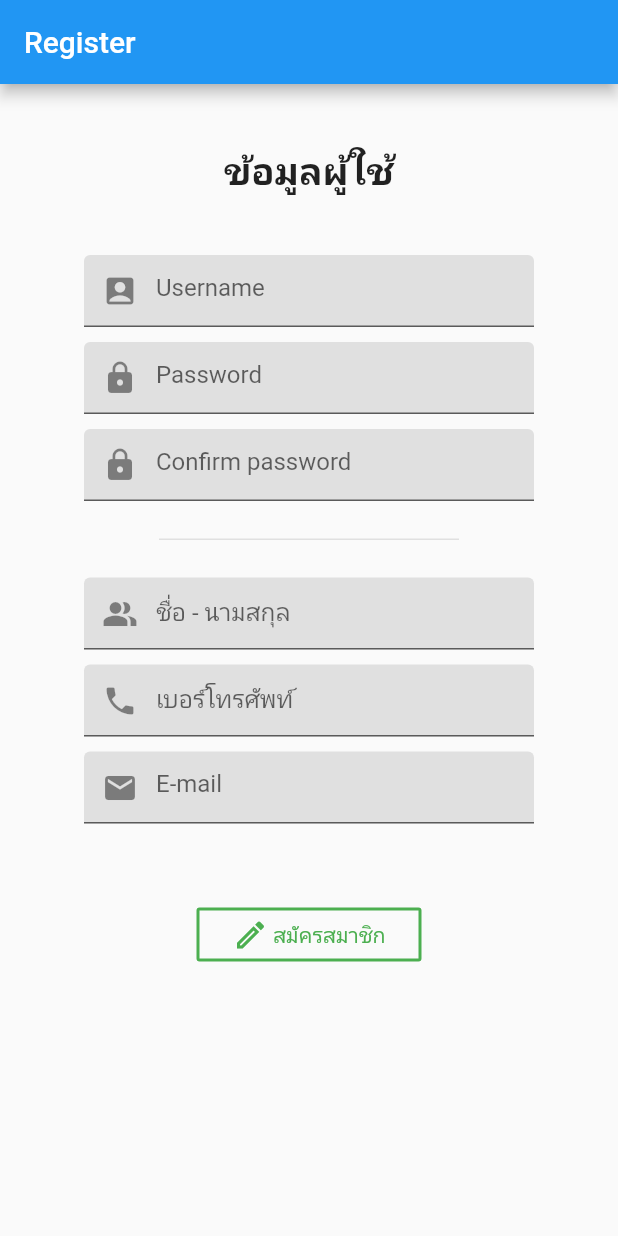
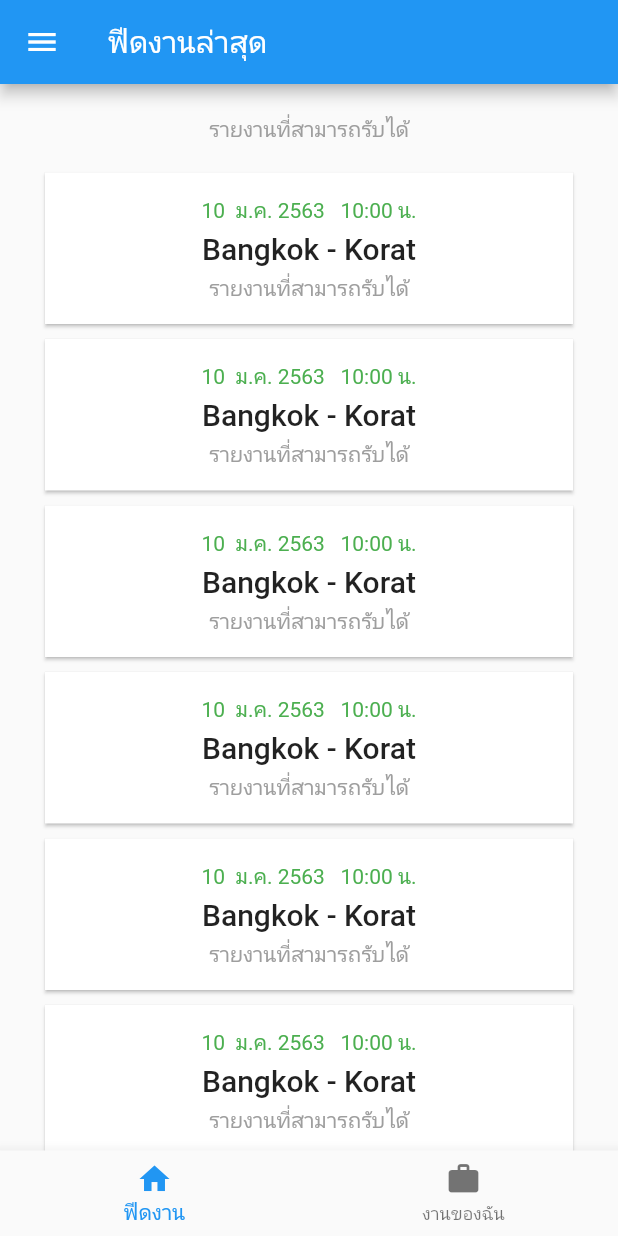
Before and after one commit to FrameParadorn/dew_project, a Flutter app: the screen it shows after launch, on a phone screen of 412 x 824 dp. Run offline on Flutter 3.47's test engine with Material 2 defaults, Android fonts, the phone set to English and light mode, and no system bars.

Commit message:
Add page home

```diff
--- a/lib/src/app.dart
+++ b/lib/src/app.dart
@@ -1,3 +1,5 @@
+import 'package:dew_project/src/pages/home/home_page.dart';
+import 'package:dew_project/src/pages/home/my_job.dart';
 import 'package:dew_project/src/pages/login/login_page.dart';
 import 'package:dew_project/src/pages/register/register_page.dart';
 import 'package:flutter/material.dart';
@@ -12,7 +14,7 @@ class MyApp extends StatelessWidget {
         primarySwatch: Colors.blue,
         visualDensity: VisualDensity.adaptivePlatformDensity,
       ),
-      home: Register(),
+      home: Home(),
     );
   }
 }
--- /dev/null
+++ b/lib/src/pages/home/home_page.dart
@@ -0,0 +1,68 @@
+
+import 'package:dew_project/src/pages/home/widget/bottomNavBar.dart';
+import 'package:dew_project/src/pages/home/widget/drawer.dart';
+import 'package:flutter/material.dart';
+
+class Home extends StatelessWidget {
+  @override
+  Widget build(BuildContext context) {
+    return Scaffold(
+      appBar: AppBar(title: Text("ฟีดงานล่าสุด")),
+      drawer: BuildDrawer(),
+      body: _buildBody(),
+      bottomNavigationBar: BottomNavBar(currentIndex: 0),
+    );
+  }
+
+  _buildBody() {
+    return ListView(
+      children: [
+        SizedBox(height: 20),
+        Row(
+          mainAxisAlignment: MainAxisAlignment.center,
+          children: [
+            Text("รายงานที่สามารถรับได้", style: TextStyle(color: Colors.grey[500])),
+          ],
+        ),
+        SizedBox(height: 10),
+        _buildCard(),
+        _buildCard(),
+        _buildCard(),
+        _buildCard(),
+        _buildCard(),
+        _buildCard(),
+        _buildCard(),
+        _buildCard(),
+        _buildCard(),
+        _buildCard()
+      ],
+    );
+  }
+
+  Card _buildCard() {
+    return Card(
+        shape: RoundedRectangleBorder(
+          borderRadius: BorderRadius.zero
+        ),
+        margin: const EdgeInsets.only(left: 30, right: 30, top: 10),
+        child: Padding(
+          padding: const EdgeInsets.symmetric(vertical: 15.0),
+          child: Column(
+            children: [
+              Text("10  ม.ค. 2563   10:00 น.", style: TextStyle(color: Colors.green)),
+              SizedBox(height: 5),
+              Text(
+                "Bangkok - Korat",
+                style: TextStyle(fontSize: 20, fontWeight: FontWeight.w500)
+              ),
+              SizedBox(height: 5),
+              Text("รายงานที่สามารถรับได้", style: TextStyle(color: Colors.grey[500])),
+            ],
+          ),
+        ),
+      );
+  }
+
+
+
+}
--- /dev/null
+++ b/lib/src/pages/home/widget/bottomNavBar.dart
@@ -0,0 +1,26 @@
+
+import 'package:flutter/material.dart';
+
+class BottomNavBar extends StatefulWidget {
+
+  int currentIndex = 0;
+
+  BottomNavBar({this.currentIndex});
+
+  @override
+  _BottomNavBarState createState() => _BottomNavBarState();
+}
+
+class _BottomNavBarState extends State<BottomNavBar> {
+
+  @override
+  Widget build(BuildContext context) {
+    return BottomNavigationBar(
+      currentIndex: widget.currentIndex,
+      items: [
+        BottomNavigationBarItem(icon: Icon(Icons.home), label: "ฟีดงาน"),
+        BottomNavigationBarItem(icon: Icon(Icons.work), label: "งานของฉัน")
+      ],
+    );
+  }
+}
```
Also changed, not shown: lib/src/pages/home/my_job.dart (added, +85 -0 lines), lib/src/pages/home/widget/drawer.dart (added, +8 -0 lines).
